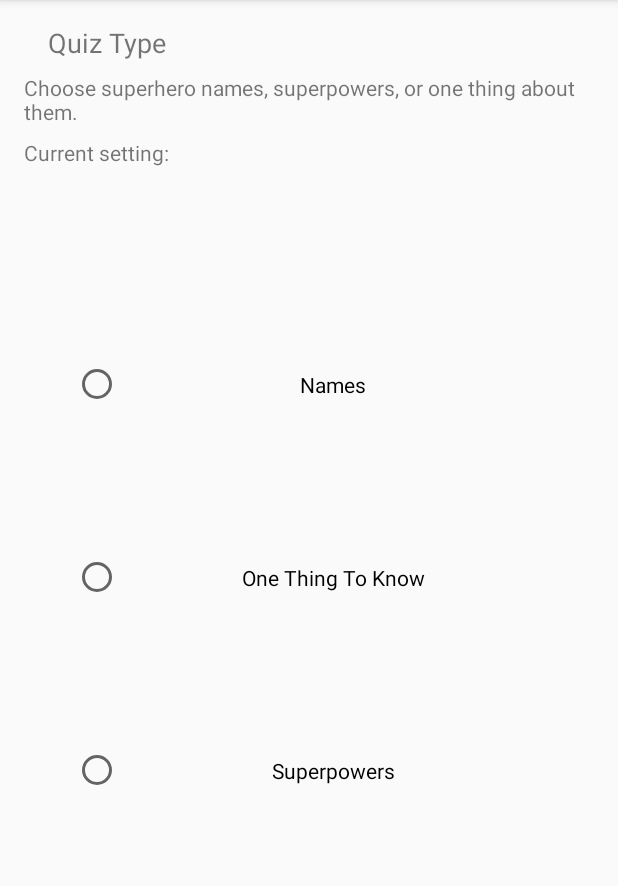
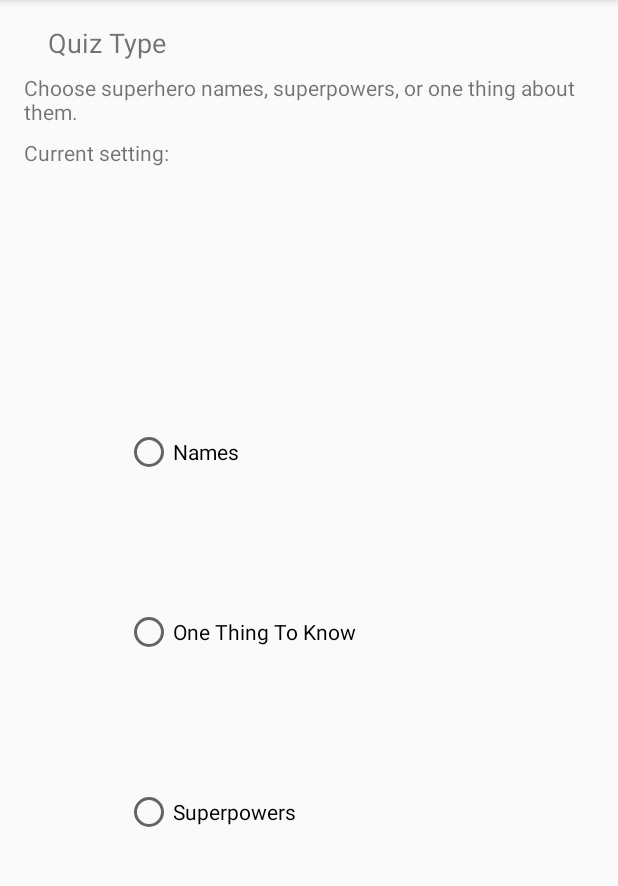
Before and after one commit to mrj760/SuperHeroesQuiz, an Android app: the screen it shows after launch (SettingsActivity), after a tap on "Settings", on a phone screen of 412 x 824 dp, the part 84-970 px from its top. Run offline under Robolectric (Android 15) with nearby library versions, the phone set to English and light mode, and no system bars; 3 statements that could not run were skipped.

Commit message:
some inprovements, but going null upon hitting the settings icon and trying to receive the currentSettings from the MainActivity.

```diff
--- a/app/src/main/java/edu/miracostacollege/superheroesquiz/MainActivity.java
+++ b/app/src/main/java/edu/miracostacollege/superheroesquiz/MainActivity.java
@@ -263,6 +263,9 @@ public class MainActivity extends AppCompatActivity {
     public boolean onOptionsItemSelected(MenuItem item) {
         Intent settingsIntent = new Intent(this, SettingsActivity.class);
 
+        if (currentSettings==null)
+            System.out.println("It's null in  'OnOptionsItemSelected'");
+
         settingsIntent.putExtra("settings", currentSettings);
         startActivity(settingsIntent);
 
@@ -274,6 +277,7 @@ public class MainActivity extends AppCompatActivity {
     protected void onResume() {
         Intent getNewSettings = getIntent();
         currentSettings = getNewSettings.getParcelableExtra("settings");
+        resetQuiz();
         super.onResume();
     }
 
--- a/app/src/main/java/edu/miracostacollege/superheroesquiz/SettingsActivity.java
+++ b/app/src/main/java/edu/miracostacollege/superheroesquiz/SettingsActivity.java
@@ -16,7 +16,7 @@ import edu.miracostacollege.superheroesquiz.Model.CurrentSettings;
 
 public class SettingsActivity extends AppCompatActivity {
 
-    private RadioGroup settingsRadioGroup;
+
     private RadioButton names;
     private RadioButton oneThing;
     private RadioButton superpowers;
@@ -26,15 +26,15 @@ public class SettingsActivity extends AppCompatActivity {
     @Override
     protected void onCreate(Bundle savedInstanceState) {
 
-        settingsRadioGroup = findViewById(R.id.settings);
         names = findViewById(R.id.names);
         oneThing = findViewById(R.id.oneThing);
         superpowers = findViewById(R.id.superpowers);
         currentQuizTypeTV = findViewById(R.id.currentSetting);
 
         Intent fromMain = getIntent();
-        fromMain.getExtras();
-        currentSettings = fromMain.getParcelableExtra("settings");
+        currentSettings = fromMain.getExtras().getParcelable("settings");
+        if (currentSettings == null)
+            System.out.println("It's going null upon getting intent");
 
         if (currentSettings.getQuizType()==CurrentSettings.QuizType.NAMES) {
             names.setChecked(true);
@@ -57,30 +57,31 @@ public class SettingsActivity extends AppCompatActivity {
 
 
 
-    public void settingsWindow(View v) {
 
-        settingsRadioGroup.setVisibility(View.VISIBLE);
-
-
-    }
     public void chooseSetting(View v) {
 
         Intent back = new Intent(this, MainActivity.class);
 
+        RadioButton rb = (RadioButton) v;
+
+        names.setChecked(false);
+        oneThing.setChecked(false);
+        superpowers.setChecked(false);
+        rb.setChecked(true);
+
+
         Handler handler = new Handler();
 
-        if (settingsRadioGroup.getCheckedRadioButtonId() == names.getId()) {
+        if (names.isChecked()) {
             currentSettings.setQuizType(CurrentSettings.QuizType.NAMES);
-        } else if (settingsRadioGroup.getCheckedRadioButtonId() == oneThing.getId()) {
+        } else if (oneThing.isChecked()) {
             currentSettings.setQuizType(CurrentSettings.QuizType.ONE_THING);
         }
-        else if (settingsRadioGroup.getCheckedRadioButtonId() == superpowers.getId()) {
+        else if (superpowers.isChecked()) {
             currentSettings.setQuizType(CurrentSettings.QuizType.SUPERPOWERS);
         }
 
         back.putExtra("settings", currentSettings);
-
-        settingsRadioGroup.setVisibility(View.INVISIBLE);
 
         handler.postDelayed(new Runnable() {
             @Override
--- a/app/src/main/res/layout/activity_settings.xml
+++ b/app/src/main/res/layout/activity_settings.xml
@@ -12,7 +12,6 @@
         android:layout_height="wrap_content"
         android:layout_marginStart="16dp"
         android:layout_marginTop="16dp"
-        android:onClick="settingsWindow"
         android:paddingLeft="16dp"
         android:paddingRight="16dp"
         android:text="@string/quiz_type"
@@ -27,7 +26,6 @@
         android:layout_marginStart="16dp"
         android:layout_marginTop="8dp"
         android:layout_marginEnd="16dp"
-        android:onClick="settingsWindow"
         android:paddingLeft="16dp"
         android:paddingRight="16dp"
         android:text="@string/quiz_type_description"
@@ -35,59 +33,50 @@
         app:layout_constraintStart_toStartOf="parent"
         app:layout_constraintTop_toBottomOf="@+id/quizType" />
 
-    <RadioGroup
-        android:id="@+id/settings"
-        android:layout_width="315dp"
-        android:layout_height="386dp"
-        android:layout_marginStart="48dp"
-        android:layout_marginTop="89dp"
-        android:layout_marginEnd="48dp"
-        android:layout_marginBottom="172dp"
-        android:visibility="visible"
-        app:layout_constraintBottom_toBottomOf="parent"
-        app:layout_constraintEnd_toEndOf="parent"
-        app:layout_constraintStart_toStartOf="parent"
-        app:layout_constraintTop_toBottomOf="@+id/quizTypeDescription">
-
-        <RadioButton
-            android:id="@+id/names"
-            android:layout_width="match_parent"
-            android:layout_height="wrap_content"
-            android:layout_weight="1"
-            android:gravity="center"
-            android:onClick="chooseSetting"
-            android:text="@string/name_quiz_setting"
-            android:visibility="visible" />
-
-        <RadioButton
-            android:id="@+id/oneThing"
-            android:layout_width="match_parent"
-            android:layout_height="wrap_content"
-            android:layout_weight="1"
-            android:gravity="center"
-            android:onClick="chooseSetting"
-            android:text="@string/one_thing_quiz_setting"
-            android:visibility="visible" />
-
-        <RadioButton
-            android:id="@+id/superpowers"
-            android:layout_width="match_parent"
-            android:layout_height="wrap_content"
-            android:layout_weight="1"
-            android:gravity="center"
-            android:onClick="chooseSetting"
-            android:text="@string/superpower_quiz_setting"
-            android:visibility="visible" />
-    </RadioGroup>
-
     <TextView
         android:id="@+id/currentSetting"
         android:layout_width="wrap_content"
         android:layout_height="wrap_content"
         android:layout_marginStart="16dp"
         android:layout_marginTop="8dp"
-        android:onClick="settingsWindow"
         android:text="@string/current_setting"
         app:layout_constraintStart_toStartOf="parent"
         app:layout_constraintTop_toBottomOf="@+id/quizTypeDescription" />
+
+    <RadioButton
+        android:id="@+id/names"
+        android:layout_width="245dp"
+        android:layout_height="120dp"
+        android:layout_marginStart="8dp"
+        android:layout_marginTop="130dp"
+        android:layout_marginEnd="8dp"
+        android:onClick="chooseSetting"
+        android:text="@string/name_quiz_setting"
+        app:layout_constraintEnd_toEndOf="parent"
+        app:layout_constraintStart_toStartOf="parent"
+        app:layout_constraintTop_toBottomOf="@+id/currentSetting" />
+
+    <RadioButton
+        android:id="@+id/oneThing"
+        android:layout_width="245dp"
+        android:layout_height="120dp"
+        android:layout_marginStart="8dp"
+        android:layout_marginEnd="8dp"
+        android:onClick="chooseSetting"
+        android:text="@string/one_thing_quiz_setting"
+        app:layout_constraintEnd_toEndOf="parent"
+        app:layout_constraintStart_toStartOf="parent"
+        app:layout_constraintTop_toBottomOf="@+id/names" />
+
+    <RadioButton
+        android:id="@+id/superpowers"
+        android:layout_width="245dp"
+        android:layout_height="120dp"
+        android:layout_marginStart="8dp"
+        android:layout_marginEnd="8dp"
+        android:onClick="chooseSetting"
+        android:text="@string/superpower_quiz_setting"
+        app:layout_constraintEnd_toEndOf="parent"
+        app:layout_constraintStart_toStartOf="parent"
+        app:layout_constraintTop_toBottomOf="@+id/oneThing" />
 </android.support.constraint.ConstraintLayout>
```
Also changed, not shown: app/src/main/java/edu/miracostacollege/superheroesquiz/Model/CurrentSettings.java (+24 -2 lines).
